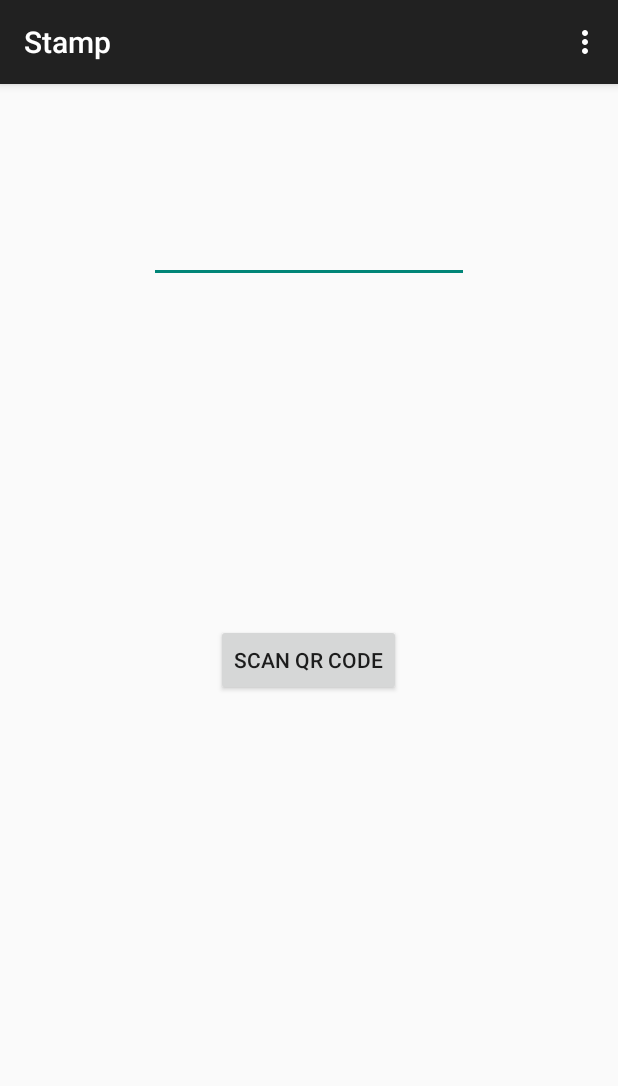
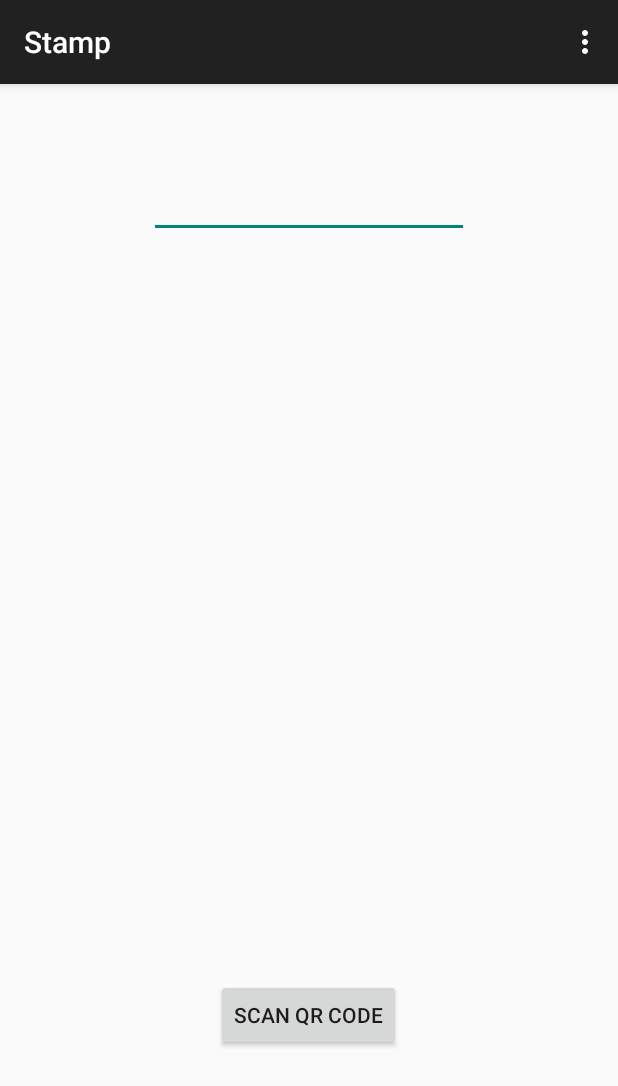
Before and after one commit to VanessaGameLab/StampAndroid, an Android app: the screen it shows after launch (StampMainActivity), on a phone screen of 412 x 824 dp. Shown: the top 1086 px of the screen. Run offline under Robolectric (Android 15) with nearby library versions, the phone set to English and light mode, and no system bars; libraries missing offline, so code that uses them is left out: com.google.bitcoin.core, com.google.bitcoin.crypto; 2 statements that could not run were skipped.

```diff
--- a/app/build.gradle
+++ b/app/build.gradle
@@ -22,4 +22,5 @@ dependencies {
     compile 'com.android.support:appcompat-v7:+'
     compile fileTree(dir: 'libs', include: ['*.jar'])
     compile 'me.dm7.barcodescanner:zbar:1.0'
+    compile 'com.google:bitcoinj:0.11.2'
 }
--- a/app/src/main/java/stamp/app/StampMainActivity.java
+++ b/app/src/main/java/stamp/app/StampMainActivity.java
@@ -1,6 +1,7 @@
 package stamp.app;
 
 import android.content.Intent;
+import android.content.SharedPreferences;
 import android.support.v7.app.ActionBarActivity;
 import android.os.Bundle;
 import android.view.Menu;
@@ -8,6 +9,16 @@ import android.view.MenuItem;
 import android.view.View;
 import android.widget.Button;
 import android.widget.EditText;
+
+import com.google.bitcoin.core.ECKey;
+import com.google.bitcoin.crypto.DeterministicKey;
+import com.google.bitcoin.crypto.HDKeyDerivation;
+import com.google.bitcoin.crypto.MnemonicCode;
+
+import java.security.SecureRandom;
+import java.util.ArrayList;
+import java.util.Arrays;
+import java.util.List;
 
 
 public class StampMainActivity extends ActionBarActivity implements View.OnClickListener {
@@ -22,10 +33,45 @@ public class StampMainActivity extends ActionBarActivity implements View.OnClick
         super.onCreate(savedInstanceState);
         setContentView(R.layout.activity_stamp_main);
 
+        String walletSeed = getWalletSeed();
+
         scanButton = (Button) findViewById(R.id.scan_button);
         scanButton.setOnClickListener(this);
 
         editText = (EditText) findViewById(R.id.editText);
+
+        editText.setText(walletSeed);
+    }
+
+    private String getWalletSeed() {
+        String walletSeed = getSharedPreferences("bip39", MODE_PRIVATE)
+                .getString("wallet-seed", "");
+
+        if(walletSeed.equals("")) {
+
+            SecureRandom sr = new SecureRandom();
+            byte[] rndBytes = new byte[32];
+            sr.nextBytes(rndBytes);
+
+            try {
+                MnemonicCode mc = new MnemonicCode();
+                List<String> mn = mc.toMnemonic(rndBytes);
+                StringBuilder seed = new StringBuilder();
+                for(String s : mn) {
+                    seed.append(s);
+                    seed.append(" ");
+                }
+
+                walletSeed = seed.toString().trim();
+
+                SharedPreferences.Editor e = getSharedPreferences("bip39", MODE_PRIVATE).edit();
+                e.putString("wallet-seed", seed.toString().trim());
+                e.commit();
+            } catch(Exception e) {
+                throw new RuntimeException(e);
+            }
+        }
+        return walletSeed;
     }
 
 
@@ -65,7 +111,36 @@ public class StampMainActivity extends ActionBarActivity implements View.OnClick
                 // The Intent's data Uri identifies which contact was selected.
                 editText.setText(data.getStringExtra("result"));
                 // Do something with the contact here (bigger example below)
+                processQRRequest(data.getStringExtra("result"));
             }
         }
     }
+
+    private void processQRRequest(String data) {
+
+        try {
+
+            String[] params = data.split("|");
+            if(params.length < 3)
+                return;
+
+
+            String cmd = params[0];
+            //String service = params[1];
+            //String post_back = params[2];
+
+            if(cmd.equals("mpk")) {
+                String[] seed = getWalletSeed().split(" ");
+                MnemonicCode mc = new MnemonicCode();
+                byte[] rnd = mc.toEntropy(Arrays.asList(seed));
+
+                DeterministicKey ekprv = HDKeyDerivation.createMasterPrivateKey(rnd);
+
+                editText.setText(ekprv.serializePubB58());
+            }
+        }
+        catch(Exception e) {
+            // TODO
+        }
+    }
 }
--- a/app/src/main/res/layout/activity_stamp_main.xml
+++ b/app/src/main/res/layout/activity_stamp_main.xml
@@ -13,8 +13,9 @@
         android:layout_height="wrap_content"
         android:text="Scan QR Code"
         android:id="@+id/scan_button"
-        android:layout_centerVertical="true"
-        android:layout_centerHorizontal="true" />
+        android:layout_alignParentBottom="true"
+        android:layout_centerHorizontal="true"
+        android:layout_marginBottom="107dp" />
 
     <EditText
         android:layout_width="wrap_content"
@@ -22,7 +23,7 @@
         android:inputType="textMultiLine"
         android:ems="10"
         android:id="@+id/editText"
-        android:layout_marginTop="71dp"
+        android:layout_marginTop="41dp"
         android:layout_alignParentTop="true"
         android:layout_centerHorizontal="true" />
 </RelativeLayout>
```
Also changed, not shown: 1 other file.
